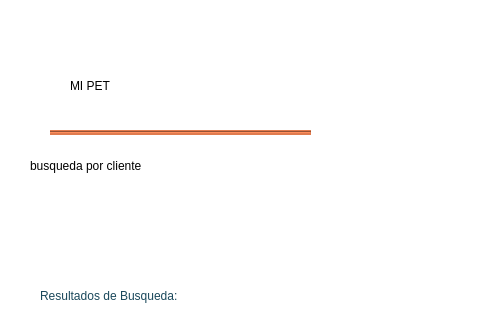
Above: Interfaz/BuscarCliente.ui from elesteban-os/MyPetsCR before the change; both pictures show x 0 to 491 and y 0 to 325 of the 1204 by 790 pixel window. Below: the same form after it.
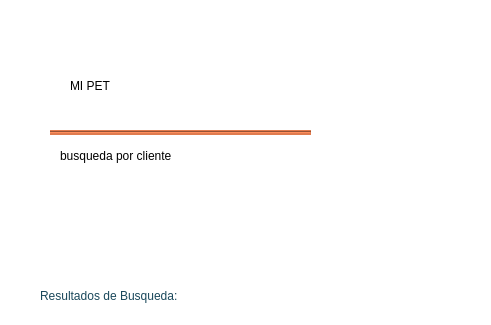
That is the form after the change.

What changed in the file:
```diff
--- a/Interfaz/BuscarCliente.ui
+++ b/Interfaz/BuscarCliente.ui
@@ -204,10 +204,10 @@
   <widget class="QLabel" name="label_2">
    <property name="geometry">
     <rect>
-     <x>30</x>
+     <x>60</x>
      <y>140</y>
-     <width>331</width>
-     <height>51</height>
+     <width>261</width>
+     <height>31</height>
     </rect>
    </property>
    <property name="styleSheet">
```
Left out of the diff: 9 changed lines with no effect on the pictures.
